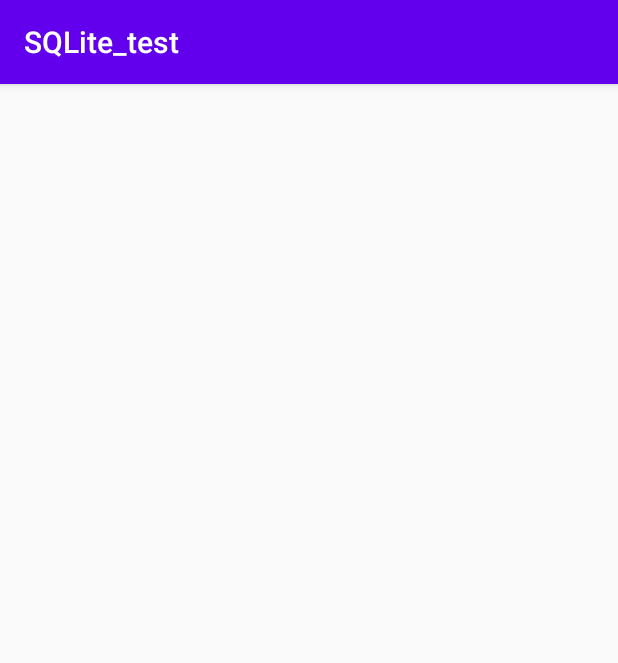
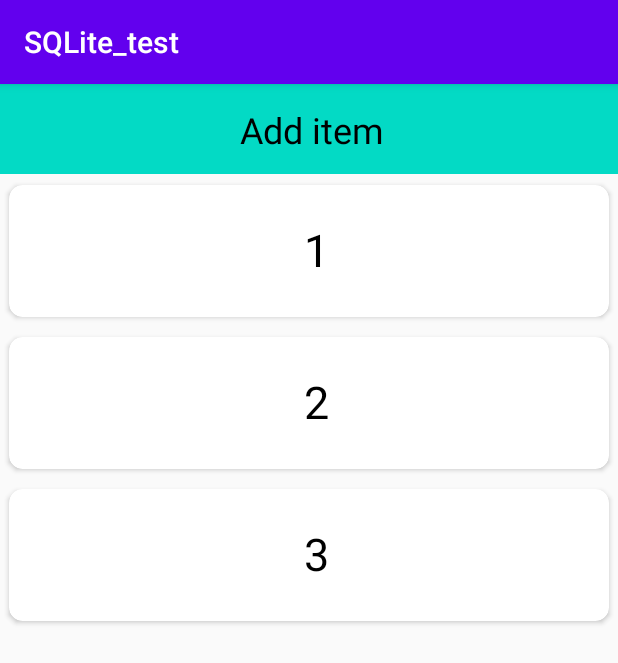
Before and after one commit to liyiwin/itemtouchhelp, an Android app: the screen it shows after launch (MainActivity), on a phone screen of 412 x 824 dp. Shown: the top 663 px of the screen. Run offline under Robolectric (Android 15) with nearby library versions, the phone set to English and light mode, and no system bars.

Commit message:
MainActivity add initList,setUpRecyclerView,setAction method add ct list this_adapter property

```diff
--- a/app/src/main/java/com/example/sqlite_test/Adapter.kt
+++ b/app/src/main/java/com/example/sqlite_test/Adapter.kt
@@ -1,6 +1,7 @@
 package com.example.sqlite_test
 
 import android.content.Context
+import android.util.Log
 import android.view.LayoutInflater
 import android.view.View
 import android.view.ViewGroup
@@ -12,17 +13,16 @@ class Adapter(var ct:Context,var outerList: MutableList<Int>) : RecyclerView.Ada
     var innerList = mutableListOf<Int>()
 
 
-
     init {
 
         innerList = outerList
-
 
     }
 
 
 
     override fun onCreateViewHolder(parent: ViewGroup, viewType: Int): Adapter.ViewHolder {
+
 
         val view = LayoutInflater.from(ct).inflate(R.layout.itemview,parent,false)
 
--- a/app/src/main/java/com/example/sqlite_test/MainActivity.kt
+++ b/app/src/main/java/com/example/sqlite_test/MainActivity.kt
@@ -2,11 +2,61 @@ package com.example.sqlite_test
 
 import androidx.appcompat.app.AppCompatActivity
 import android.os.Bundle
+import androidx.recyclerview.widget.LinearLayoutManager
+import kotlinx.android.synthetic.main.activity_main.*
 
 class MainActivity : AppCompatActivity() {
+
+    val ct = this
+
+    var list = mutableListOf<Int>()
+
+    val this_adapter = Adapter(ct ,list)
 
     override fun onCreate(savedInstanceState: Bundle?) {
         super.onCreate(savedInstanceState)
         setContentView(R.layout.activity_main)
+
+        initList()
+
+        setUpRecyclerView()
+
+        setAction()
+
+
     }
+
+    fun initList(){
+
+        for (i in 1..3){
+
+            list.add(i)
+
+        }
+
+    }
+
+    fun setAction(){
+
+        add_btn.setOnClickListener {
+
+            list.add(list.size+1)
+
+            this_adapter.notifyDataSetChanged()
+
+        }
+
+    }
+
+
+    fun setUpRecyclerView(){
+
+        recyclerview.layoutManager = LinearLayoutManager(ct)
+
+        recyclerview.adapter = this_adapter
+
+        this_adapter.notifyDataSetChanged()
+    }
+
+
 }
--- a/app/src/main/res/layout/activity_main.xml
+++ b/app/src/main/res/layout/activity_main.xml
@@ -6,11 +6,43 @@
     android:layout_height="match_parent"
     tools:context=".MainActivity">
 
-    <androidx.recyclerview.widget.RecyclerView
+    <ScrollView
         android:layout_width="match_parent"
-        android:layout_height="match_parent"
-        android:layout_alignParentTop="true"
-        android:layout_alignParentEnd="true"
-        android:layout_marginTop="0dp"
-        android:layout_marginEnd="0dp" />
+        android:layout_height="match_parent">
+
+        <LinearLayout
+            android:layout_width="match_parent"
+            android:layout_height="match_parent"
+            android:orientation="vertical">
+
+            <RelativeLayout
+                android:id="@+id/add_btn"
+                android:layout_width="match_parent"
+                android:layout_height="60dp"
+                android:background="@color/colorAccent">
+
+                <TextView
+                    android:id="@+id/textView"
+                    android:layout_width="wrap_content"
+                    android:layout_height="wrap_content"
+                    android:layout_alignParentEnd="true"
+                    android:layout_alignParentBottom="true"
+                    android:layout_marginEnd="156dp"
+                    android:layout_marginBottom="13dp"
+                    android:text="Add item"
+                    android:textColor="@android:color/black"
+                    android:textSize="24sp" />
+            </RelativeLayout>
+
+            <RelativeLayout
+                android:layout_width="match_parent"
+                android:layout_height="669dp">
+
+                <androidx.recyclerview.widget.RecyclerView
+                    android:id="@+id/recyclerview"
+                    android:layout_width="match_parent"
+                    android:layout_height="match_parent" />
+            </RelativeLayout>
+        </LinearLayout>
+    </ScrollView>
 </RelativeLayout>
```
